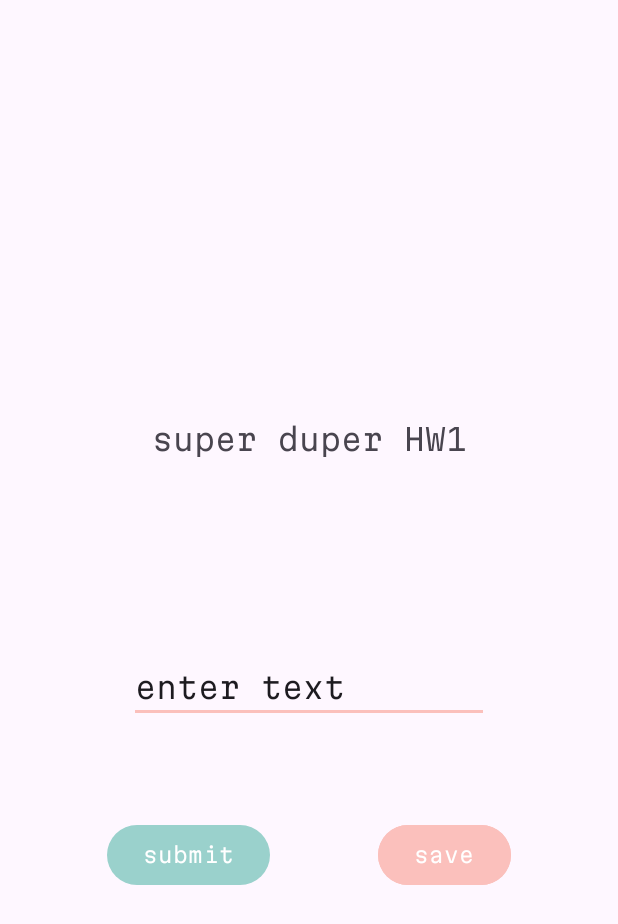
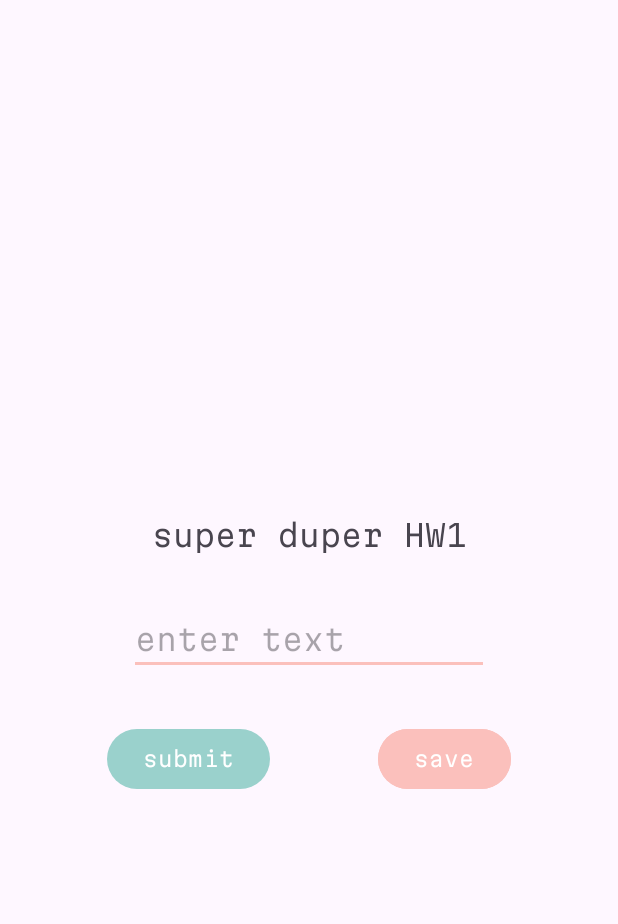
Before and after one commit to infimum05772/android_practice, an Android app: the screen it shows after launch (MainActivity), on a phone screen of 412 x 824 dp. Shown: the top 924 px of the screen. Run offline under Robolectric (Android 15) with nearby library versions, the phone set to English and light mode, and no system bars.

Commit message:
optional part added

```diff
--- a/app/src/main/java/com/itis/android_tasks/MainActivity.kt
+++ b/app/src/main/java/com/itis/android_tasks/MainActivity.kt
@@ -1,11 +1,12 @@
 package com.itis.android_tasks
 
+import android.content.res.Configuration
 import android.os.Bundle
 import androidx.fragment.app.Fragment
 import com.itis.android_tasks.base.BaseActivity
 import com.itis.android_tasks.databinding.ActivityMainBinding
 import com.itis.android_tasks.ui.FirstPageFragment
-import com.itis.android_tasks.ui.MainFragment
+import com.itis.android_tasks.ui.FourthPageFragment
 import com.itis.android_tasks.utils.ActionType
 
 class MainActivity : BaseActivity() {
@@ -21,13 +22,25 @@ class MainActivity : BaseActivity() {
             setContentView(R.layout.activity_main)
         }
 
-        if (supportFragmentManager.findFragmentByTag(MainFragment.MAIN_FRAGMENT_TAG) == null) {
+        if (supportFragmentManager.findFragmentByTag(FirstPageFragment.FIRST_PAGE_FRAGMENT_TAG) == null) {
             goToScreen(
                 ActionType.ADD,
-                MainFragment(),
-                MainFragment.MAIN_FRAGMENT_TAG,
+                FirstPageFragment(),
+                FirstPageFragment.FIRST_PAGE_FRAGMENT_TAG,
                 false
             )
+        }
+
+        if (resources.configuration.orientation == Configuration.ORIENTATION_LANDSCAPE) {
+            if (supportFragmentManager.findFragmentByTag(FourthPageFragment.FOURTH_PAGE_FRAGMENT_TAG) == null) {
+                supportFragmentManager.beginTransaction()
+                    .add(
+                        binding.mainActivityRightContainer!!.id,
+                        FourthPageFragment(),
+                        FourthPageFragment.FOURTH_PAGE_FRAGMENT_TAG
+                    )
+                    .commit()
+            }
         }
     }
 
--- a/app/src/main/java/com/itis/android_tasks/ui/MainFragment.kt
+++ /dev/null
@@ -1,57 +0,0 @@
-package com.itis.android_tasks.ui
-
-import android.content.res.Configuration
-import android.opengl.Visibility
-import android.os.Bundle
-import android.view.LayoutInflater
-import android.view.View
-import android.view.ViewGroup
-import androidx.fragment.app.Fragment
-import com.itis.android_tasks.R
-import com.itis.android_tasks.databinding.FragmentMainBinding
-
-class MainFragment : Fragment(R.layout.fragment_main) {
-
-    private var _binding: FragmentMainBinding? = null
-    private val binding: FragmentMainBinding
-        get() = _binding!!
-
-    override fun onCreateView(
-        inflater: LayoutInflater,
-        container: ViewGroup?,
-        savedInstanceState: Bundle?
-    ): View? {
-        _binding = FragmentMainBinding.inflate(inflater, container, false)
-
-        if (resources.configuration.orientation == Configuration.ORIENTATION_LANDSCAPE) {
-            binding.mainFragmentRightContainer.visibility = View.VISIBLE
-        } else {
-            binding.mainFragmentRightContainer.visibility = View.GONE
-        }
-
-        return binding.root
-    }
-
-    override fun onViewCreated(view: View, savedInstanceState: Bundle?) {
-        super.onViewCreated(view, savedInstanceState)
-        initViews()
-    }
-
-    private fun initViews() {
-        if (childFragmentManager.findFragmentByTag(FirstPageFragment.FIRST_PAGE_FRAGMENT_TAG) == null) {
-            childFragmentManager.beginTransaction()
-                .add(binding.mainFragmentLeftContainer.id, FirstPageFragment(), FirstPageFragment.FIRST_PAGE_FRAGMENT_TAG)
-                .add(binding.mainFragmentRightContainer.id, FourthPageFragment(), FourthPageFragment.FOURTH_PAGE_FRAGMENT_TAG)
-                .commit()
-        }
-    }
-
-    override fun onDestroyView() {
-        _binding = null
-        super.onDestroyView()
-    }
-
-    companion object {
-        const val MAIN_FRAGMENT_TAG = "MAIN_FRAGMENT_TAG"
-    }
-}
--- a/app/src/main/java/com/itis/android_tasks/ui/SecondPageFragment.kt
+++ b/app/src/main/java/com/itis/android_tasks/ui/SecondPageFragment.kt
@@ -12,7 +12,7 @@ import com.itis.android_tasks.databinding.FragmentSecondPageBinding
 import com.itis.android_tasks.utils.ActionType
 import com.itis.android_tasks.utils.ParamsKey
 
-class SecondPageFragment: Fragment(R.layout.fragment_second_page) {
+class SecondPageFragment : Fragment(R.layout.fragment_second_page) {
 
     private var _binding: FragmentSecondPageBinding? = null
     private val binding: FragmentSecondPageBinding
@@ -35,7 +35,7 @@ class SecondPageFragment: Fragment(R.layout.fragment_second_page) {
     private fun initViews() {
         with(binding) {
             val text = arguments?.getString(ParamsKey.ENTERED_TEXT_KEY).also { text ->
-                if (text.isNullOrEmpty()){
+                if (text.isNullOrEmpty()) {
                     tvEnteredText1.text = context?.getString(R.string.second_page)
                 } else {
                     tvEnteredText1.text = text
--- a/app/src/main/java/com/itis/android_tasks/ui/ThirdPageFragment.kt
+++ b/app/src/main/java/com/itis/android_tasks/ui/ThirdPageFragment.kt
@@ -33,8 +33,8 @@ class ThirdPageFragment : Fragment(R.layout.fragment_third_page) {
     private fun initViews() {
         with(binding) {
             arguments?.getString(ParamsKey.ENTERED_TEXT_KEY).let { text ->
-                if (text.isNullOrEmpty()){
-                    tvEnteredText2.text = context?.getString(R.string.second_page)
+                if (text.isNullOrEmpty()) {
+                    tvEnteredText2.text = context?.getString(R.string.third_page)
                 } else {
                     tvEnteredText2.text = text
                 }
--- /dev/null
+++ b/app/src/main/java/com/itis/android_tasks/utils/DataListener.kt
@@ -0,0 +1,5 @@
+package com.itis.android_tasks.utils
+
+interface DataListener {
+    fun onDataReceived(data: String)
+}
--- a/app/src/main/res/layout-land/activity_main.xml
+++ b/app/src/main/res/layout-land/activity_main.xml
@@ -5,10 +5,10 @@
     android:layout_width="match_parent"
     android:layout_height="match_parent"
     android:orientation="horizontal"
-    tools:context="ui.MainFragment">
+    tools:context=".MainActivity">
 
     <androidx.fragment.app.FragmentContainerView
-        android:id="@+id/main_activity_left_container"
+        android:id="@+id/main_activity_container"
         android:layout_width="0dp"
         android:layout_height="match_parent"
         android:layout_weight="1" />
--- a/app/src/main/res/layout/fragment_first_page.xml
+++ b/app/src/main/res/layout/fragment_first_page.xml
@@ -11,7 +11,7 @@
         android:id="@+id/tv_project_name"
         android:layout_width="wrap_content"
         android:layout_height="wrap_content"
-        android:layout_marginBottom="128dp"
+        android:layout_marginBottom="32dp"
         android:text="@string/app_name_1"
         android:textSize="20sp"
         app:layout_constraintBottom_toTopOf="@id/et_text_to_display"
@@ -34,8 +34,8 @@
         android:layout_width="wrap_content"
         android:layout_height="wrap_content"
         android:ems="10"
+        android:hint="@string/enter_text"
         android:inputType="text"
-        android:text="@string/enter_text"
         android:textSize="20sp"
         app:layout_constraintBottom_toTopOf="@id/group_btn"
         app:layout_constraintEnd_toEndOf="parent"
@@ -56,7 +56,7 @@
         android:id="@+id/group_btn"
         android:layout_width="match_parent"
         android:layout_height="wrap_content"
-        android:layout_marginTop="64dp"
+        android:layout_marginTop="32dp"
         app:constraint_referenced_ids="btn_submit, btn_save"
         app:layout_constraintBottom_toBottomOf="parent"
         app:layout_constraintEnd_toEndOf="parent"
--- a/app/src/main/res/layout/fragment_fourth_page.xml
+++ b/app/src/main/res/layout/fragment_fourth_page.xml
@@ -10,7 +10,7 @@
         android:id="@+id/tv_entered_text_line_1"
         android:layout_width="wrap_content"
         android:layout_height="wrap_content"
-        android:text="@string/line"
+        android:hint="@string/line"
         android:textSize="20sp"
         app:layout_constraintBottom_toTopOf="@id/tv_entered_text_line_2"
         app:layout_constraintEnd_toEndOf="parent"
@@ -23,7 +23,7 @@
         android:layout_width="wrap_content"
         android:layout_height="wrap_content"
         android:layout_marginTop="32dp"
-        android:text="@string/line"
+        android:hint="@string/line"
         android:textSize="20sp"
         app:layout_constraintBottom_toTopOf="@id/tv_entered_text_line_3"
         app:layout_constraintEnd_toEndOf="parent"
@@ -35,7 +35,7 @@
         android:layout_width="wrap_content"
         android:layout_height="wrap_content"
         android:layout_marginTop="32dp"
-        android:text="@string/line"
+        android:hint="@string/line"
         android:textSize="20sp"
         app:layout_constraintBottom_toBottomOf="parent"
         app:layout_constraintEnd_toEndOf="parent"
--- a/app/src/main/res/layout/fragment_main.xml
+++ /dev/null
@@ -1,22 +0,0 @@
-<?xml version="1.0" encoding="utf-8"?>
-<androidx.appcompat.widget.LinearLayoutCompat xmlns:android="http://schemas.android.com/apk/res/android"
-    xmlns:app="http://schemas.android.com/apk/res-auto"
-    xmlns:tools="http://schemas.android.com/tools"
-    android:layout_width="match_parent"
-    android:layout_height="match_parent"
-    android:orientation="horizontal"
-    tools:context="ui.MainFragment">
-
-    <androidx.fragment.app.FragmentContainerView
-        android:id="@+id/main_fragment_left_container"
-        android:layout_width="0dp"
-        android:layout_height="match_parent"
-        android:layout_weight="1" />
-
-    <androidx.fragment.app.FragmentContainerView
-        android:id="@+id/main_fragment_right_container"
-        android:layout_width="0dp"
-        android:layout_height="match_parent"
-        android:layout_weight="1" />
-
-</androidx.appcompat.widget.LinearLayoutCompat>
```
Also changed, not shown: app/src/main/java/com/itis/android_tasks/ui/FirstPageFragment.kt (+17 -0 lines), app/src/main/java/com/itis/android_tasks/ui/FourthPageFragment.kt (+18 -2 lines).
